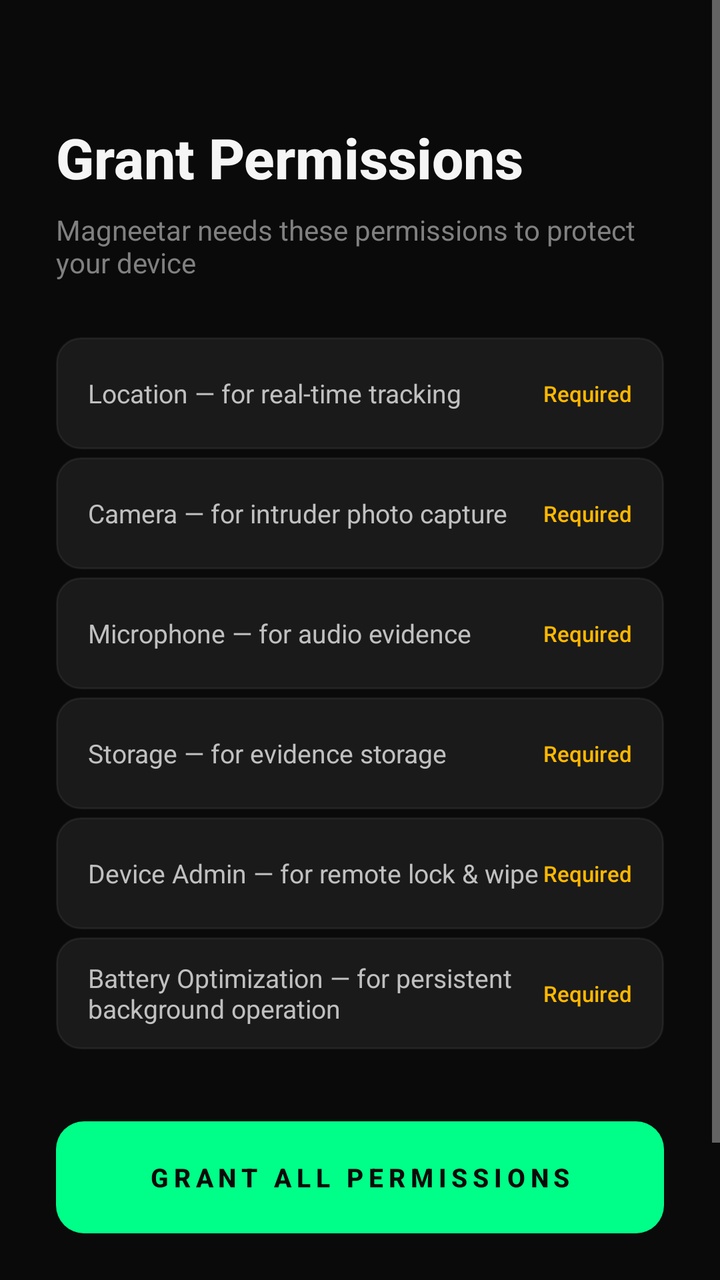
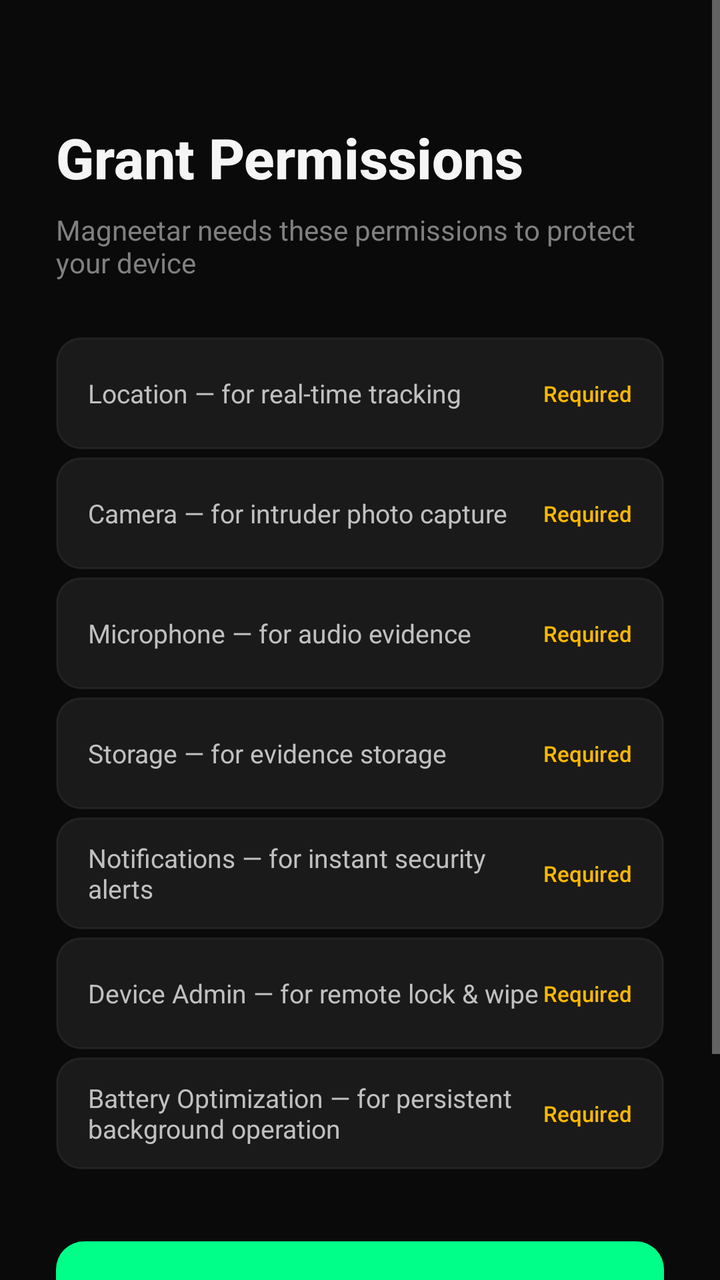

Screens rendered from an Android XML layout before and after an edit, with the pre-edit source and the edit as a unified diff.
<!-- AndroidManifest.xml: activity theme AppTheme -->
<!-- res/layout/activity_permissions.xml -->
<?xml version="1.0" encoding="utf-8"?>
<ScrollView xmlns:android="http://schemas.android.com/apk/res/android"
    xmlns:tools="http://schemas.android.com/tools"
    android:layout_width="match_parent"
    android:layout_height="match_parent"
    android:background="#0A0A0A"
    android:fillViewport="true"
    tools:context=".PermissionsActivity">

    <RelativeLayout
        android:layout_width="match_parent"
        android:layout_height="wrap_content"
        android:padding="28dp">

        
        <TextView
            android:id="@+id/tv_title"
            android:layout_width="wrap_content"
            android:layout_height="wrap_content"
            android:layout_marginTop="32dp"
            android:text="@string/perm_title"
            android:textColor="#F5F5F5"
            android:textSize="28sp"
            android:textStyle="bold"
            android:fontFamily="sans-serif-medium" />

        <TextView
            android:id="@+id/tv_subtitle"
            android:layout_width="wrap_content"
            android:layout_height="wrap_content"
            android:layout_below="@id/tv_title"
            android:layout_marginTop="8dp"
            android:text="@string/perm_subtitle"
            android:textColor="#808080"
            android:textSize="14sp"
            android:fontFamily="sans-serif" />

        
        <LinearLayout
            android:id="@+id/permissions_container"
            android:layout_width="match_parent"
            android:layout_height="wrap_content"
            android:layout_below="@id/tv_subtitle"
            android:layout_marginTop="28dp"
            android:orientation="vertical">

            
            <LinearLayout
                android:id="@+id/perm_location"
                android:layout_width="match_parent"
                android:layout_height="56dp"
                android:layout_marginBottom="4dp"
                android:background="@drawable/btn_surface"
                android:gravity="center_vertical"
                android:orientation="horizontal"
                android:paddingLeft="16dp"
                android:paddingRight="16dp">

                <TextView
                    android:layout_width="0dp"
                    android:layout_height="wrap_content"
                    android:layout_weight="1"
                    android:text="@string/perm_location"
                    android:textColor="#C0C0C0"
                    android:textSize="13sp"
                    android:fontFamily="sans-serif" />

                <TextView
                    android:id="@+id/perm_location_status"
                    android:layout_width="wrap_content"
                    android:layout_height="wrap_content"
                    android:text="Required"
                    android:textColor="#FFB800"
                    android:textSize="11sp"
                    android:fontFamily="sans-serif-medium" />
            </LinearLayout>

            
            <LinearLayout
                android:id="@+id/perm_camera"
                android:layout_width="match_parent"
                android:layout_height="56dp"
                android:layout_marginBottom="4dp"
                android:background="@drawable/btn_surface"
                android:gravity="center_vertical"
                android:orientation="horizontal"
                android:paddingLeft="16dp"
                android:paddingRight="16dp">

                <TextView
                    android:layout_width="0dp"
                    android:layout_height="wrap_content"
                    android:layout_weight="1"
                    android:text="@string/perm_camera"
                    android:textColor="#C0C0C0"
                    android:textSize="13sp"
                    android:fontFamily="sans-serif" />

                <TextView
                    android:id="@+id/perm_camera_status"
                    android:layout_width="wrap_content"
                    android:layout_height="wrap_content"
                    android:text="Required"
                    android:textColor="#FFB800"
                    android:textSize="11sp"
                    android:fontFamily="sans-serif-medium" />
            </LinearLayout>

            
            <LinearLayout
                android:id="@+id/perm_mic"
                android:layout_width="match_parent"
                android:layout_height="56dp"
                android:layout_marginBottom="4dp"
                android:background="@drawable/btn_surface"
                android:gravity="center_vertical"
                android:orientation="horizontal"
                android:paddingLeft="16dp"
                android:paddingRight="16dp">

                <TextView
                    android:layout_width="0dp"
                    android:layout_height="wrap_content"
                    android:layout_weight="1"
                    android:text="@string/perm_microphone"
                    android:textColor="#C0C0C0"
                    android:textSize="13sp"
                    android:fontFamily="sans-serif" />

                <TextView
                    android:id="@+id/perm_mic_status"
                    android:layout_width="wrap_content"
                    android:layout_height="wrap_content"
                    android:text="Required"
                    android:textColor="#FFB800"
                    android:textSize="11sp"
                    android:fontFamily="sans-serif-medium" />
            </LinearLayout>

            
            <LinearLayout
                android:id="@+id/perm_storage"
                android:layout_width="match_parent"
                android:layout_height="56dp"
                android:layout_marginBottom="4dp"
                android:background="@drawable/btn_surface"
                android:gravity="center_vertical"
                android:orientation="horizontal"
                android:paddingLeft="16dp"
                android:paddingRight="16dp">

                <TextView
                    android:layout_width="0dp"
                    android:layout_height="wrap_content"
                    android:layout_weight="1"
                    android:text="@string/perm_storage"
                    android:textColor="#C0C0C0"
                    android:textSize="13sp"
                    android:fontFamily="sans-serif" />

                <TextView
                    android:id="@+id/perm_storage_status"
                    android:layout_width="wrap_content"
                    android:layout_height="wrap_content"
                    android:text="Required"
                    android:textColor="#FFB800"
                    android:textSize="11sp"
                    android:fontFamily="sans-serif-medium" />
            </LinearLayout>

            
            <LinearLayout
                android:id="@+id/perm_device_admin"
                android:layout_width="match_parent"
                android:layout_height="56dp"
                android:layout_marginBottom="4dp"
                android:background="@drawable/btn_surface"
                android:gravity="center_vertical"
                android:orientation="horizontal"
                android:paddingLeft="16dp"
                android:paddingRight="16dp">

                <TextView
                    android:layout_width="0dp"
                    android:layout_height="wrap_content"
                    android:layout_weight="1"
                    android:text="@string/perm_device_admin"
                    android:textColor="#C0C0C0"
                    android:textSize="13sp"
                    android:fontFamily="sans-serif" />

                <TextView
                    android:id="@+id/perm_admin_status"
                    android:layout_width="wrap_content"
                    android:layout_height="wrap_content"
                    android:text="Required"
                    android:textColor="#FFB800"
                    android:textSize="11sp"
                    android:fontFamily="sans-serif-medium" />
            </LinearLayout>

            
            <LinearLayout
                android:id="@+id/perm_battery"
                android:layout_width="match_parent"
                android:layout_height="56dp"
                android:layout_marginBottom="4dp"
                android:background="@drawable/btn_surface"
                android:gravity="center_vertical"
                android:orientation="horizontal"
                android:paddingLeft="16dp"
                android:paddingRight="16dp">

                <TextView
                    android:layout_width="0dp"
                    android:layout_height="wrap_content"
                    android:layout_weight="1"
                    android:text="@string/perm_battery"
                    android:textColor="#C0C0C0"
                    android:textSize="13sp"
                    android:fontFamily="sans-serif" />

                <TextView
                    android:id="@+id/perm_battery_status"
                    android:layout_width="wrap_content"
                    android:layout_height="wrap_content"
                    android:text="Required"
                    android:textColor="#FFB800"
                    android:textSize="11sp"
                    android:fontFamily="sans-serif-medium" />
            </LinearLayout>

        </LinearLayout>

        
        <Button
            android:id="@+id/btn_grant_permissions"
            android:layout_width="match_parent"
            android:layout_height="56dp"
            android:layout_below="@id/permissions_container"
            android:layout_marginTop="32dp"
            android:background="@drawable/btn_primary"
            android:text="@string/perm_grant_all"
            android:textColor="#0A0A0A"
            android:textSize="13sp"
            android:textStyle="bold"
            android:letterSpacing="0.2"
            android:fontFamily="sans-serif-medium"
            android:stateListAnimator="@null" />

        
        <Button
            android:id="@+id/btn_continue"
            android:layout_width="match_parent"
            android:layout_height="56dp"
            android:layout_below="@id/btn_grant_permissions"
            android:layout_marginTop="12dp"
            android:background="@drawable/btn_secondary"
            android:text="@string/perm_continue"
            android:textColor="#C0C0C0"
            android:textSize="13sp"
            android:textStyle="bold"
            android:letterSpacing="0.2"
            android:fontFamily="sans-serif-medium"
            android:visibility="gone"
            android:stateListAnimator="@null" />

        
        <TextView
            android:layout_width="match_parent"
            android:layout_height="wrap_content"
            android:layout_below="@id/btn_continue"
            android:layout_marginTop="24dp"
            android:layout_marginBottom="32dp"
            android:text="Permissions can be managed later in Settings"
            android:textColor="#404040"
            android:textSize="12sp"
            android:textAlignment="center"
            android:fontFamily="sans-serif" />

    </RelativeLayout>

</ScrollView>
<!-- resources referenced by this layout -->
<resources>
  <!-- drawable btn_primary (drawable) -->
  <?xml version="1.0" encoding="utf-8"?>
  <selector xmlns:android="http://schemas.android.com/apk/res/android">
      <item android:state_pressed="true">
          <shape android:shape="rectangle">
              <solid android:color="#00CC66" />
              <corners android:radius="14dp" />
          </shape>
      </item>
      <item android:state_focused="true">
          <shape android:shape="rectangle">
              <solid android:color="#00EE77" />
              <corners android:radius="14dp" />
          </shape>
      </item>
      <item>
          <shape android:shape="rectangle">
              <solid android:color="#00FF88" />
              <corners android:radius="14dp" />
          </shape>
      </item>
  </selector>
  <!-- drawable btn_secondary (drawable) -->
  <?xml version="1.0" encoding="utf-8"?>
  <selector xmlns:android="http://schemas.android.com/apk/res/android">
      <item android:state_pressed="true">
          <shape android:shape="rectangle">
              <solid android:color="#2A2A2A" />
              <corners android:radius="14dp" />
              <stroke android:width="1dp" android:color="#30FFFFFF" />
          </shape>
      </item>
      <item>
          <shape android:shape="rectangle">
              <solid android:color="#1A1A1A" />
              <corners android:radius="14dp" />
              <stroke android:width="1dp" android:color="#15FFFFFF" />
          </shape>
      </item>
  </selector>
  <!-- drawable btn_surface (drawable) -->
  <?xml version="1.0" encoding="utf-8"?>
  <selector xmlns:android="http://schemas.android.com/apk/res/android">
      <item android:state_pressed="true">
          <shape android:shape="rectangle">
              <solid android:color="#2A2A2A" />
              <corners android:radius="12dp" />
              <stroke android:width="1dp" android:color="#30FFFFFF" />
          </shape>
      </item>
      <item>
          <shape android:shape="rectangle">
              <solid android:color="#1A1A1A" />
              <corners android:radius="12dp" />
              <stroke android:width="1dp" android:color="#10FFFFFF" />
          </shape>
      </item>
  </selector>
  <string name="perm_battery">Battery Optimization — for persistent background operation</string>
  <string name="perm_camera">Camera — for intruder photo capture</string>
  <string name="perm_continue">CONTINUE</string>
  <string name="perm_device_admin">Device Admin — for remote lock &amp; wipe</string>
  <string name="perm_grant_all">GRANT ALL PERMISSIONS</string>
  <string name="perm_location">Location — for real-time tracking</string>
  <string name="perm_microphone">Microphone — for audio evidence</string>
  <string name="perm_storage">Storage — for evidence storage</string>
  <string name="perm_subtitle">Magneetar needs these permissions to protect your device</string>
  <string name="perm_title">Grant Permissions</string>
  <style name="AppTheme" parent="Theme.AppCompat.NoActionBar">
          <item name="colorPrimary">#0A0A0A</item>
          <item name="colorPrimaryDark">#000000</item>
          <item name="colorAccent">#00FF88</item>
          <item name="android:windowBackground">@color/primary</item>
          <item name="android:navigationBarColor">#000000</item>
          <item name="android:statusBarColor">#000000</item>
          <item name="android:windowLightStatusBar">false</item>
      </style>
  <color name="primary">#0A0A0A</color>
</resources>

<!-- the commit's change to res/layout/activity_permissions.xml (unified diff, before → after) -->
@@ -160,6 +160,37 @@
 
                 <TextView
                     android:id="@+id/perm_storage_status"
+                    android:layout_width="wrap_content"
+                    android:layout_height="wrap_content"
+                    android:text="Required"
+                    android:textColor="#FFB800"
+                    android:textSize="11sp"
+                    android:fontFamily="sans-serif-medium" />
+            </LinearLayout>
+
+            
+            <LinearLayout
+                android:id="@+id/perm_notifications"
+                android:layout_width="match_parent"
+                android:layout_height="56dp"
+                android:layout_marginBottom="4dp"
+                android:background="@drawable/btn_surface"
+                android:gravity="center_vertical"
+                android:orientation="horizontal"
+                android:paddingLeft="16dp"
+                android:paddingRight="16dp">
+
+                <TextView
+                    android:layout_width="0dp"
+                    android:layout_height="wrap_content"
+                    android:layout_weight="1"
+                    android:text="@string/perm_notifications"
+                    android:textColor="#C0C0C0"
+                    android:textSize="13sp"
+                    android:fontFamily="sans-serif" />
+
+                <TextView
+                    android:id="@+id/perm_notifications_status"
                     android:layout_width="wrap_content"
                     android:layout_height="wrap_content"
                     android:text="Required"
<!-- resource entries referenced after the edit -->
@@ -65,6 +65,7 @@
   <string name="perm_grant_all">GRANT ALL PERMISSIONS</string>
   <string name="perm_location">Location — for real-time tracking</string>
   <string name="perm_microphone">Microphone — for audio evidence</string>
+  <string name="perm_notifications">Notifications — for instant security alerts</string>
   <string name="perm_storage">Storage — for evidence storage</string>
   <string name="perm_subtitle">Magneetar needs these permissions to protect your device</string>
   <string name="perm_title">Grant Permissions</string>
